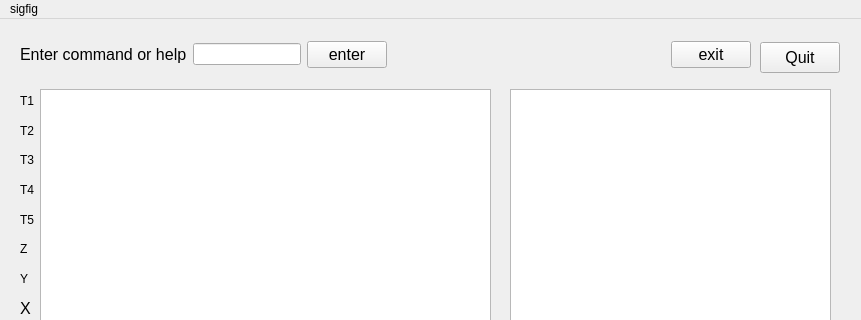
drrob1/qtrpn, file mainwindow.ui: the form before one commit; both pictures show x 0 to 861 and y 0 to 320 of the 861 by 669 pixel window.
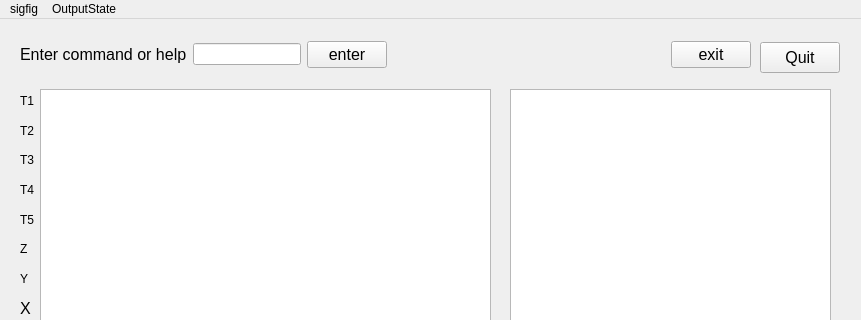
The form after the commit.

Commit message: 02/05/2020 07:09:58 AM hpcalcc2.cpp mainwindow.cpp mainwindow.h.autosave mainwindow.ui qtrpn.pro.user

```diff
--- a/mainwindow.ui
+++ b/mainwindow.ui
@@ -239,7 +239,16 @@
     <addaction name="action8"/>
     <addaction name="action_1"/>
    </widget>
+   <widget class="QMenu" name="menuOutputState">
+    <property name="title">
+     <string>OutputState</string>
+    </property>
+    <addaction name="actionfixed"/>
+    <addaction name="actionfloat"/>
+    <addaction name="actiongen"/>
+   </widget>
    <addaction name="menusigfig"/>
+   <addaction name="menuOutputState"/>
   </widget>
   <widget class="QStatusBar" name="statusbar"/>
   <action name="action2">
```
Left out of the diff: 15 changed lines with no effect on the pictures. The commit also changes 4 other files.
